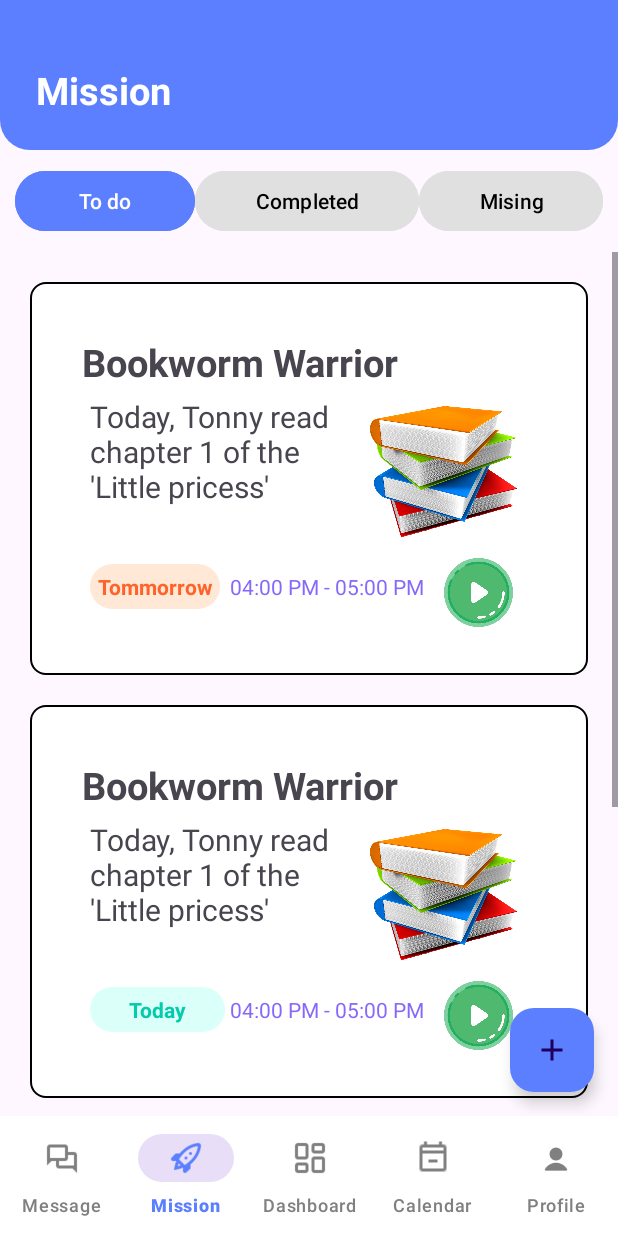
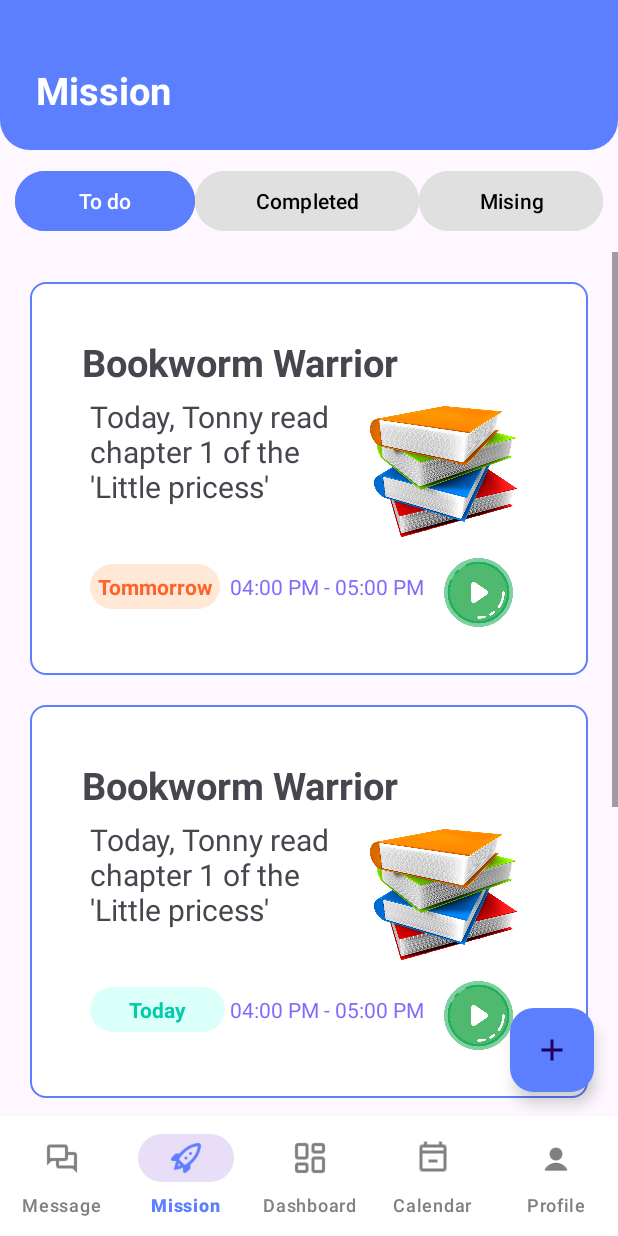
Before and after one commit to 22520187/SE215-SuperFamilyApp, an Android app: the screen it shows after launch (MainActivity), item 2 of the bottom bar chosen, on a phone screen of 412 x 824 dp. Run offline under Robolectric (Android 15) with nearby library versions, the phone set to English and light mode, and no system bars.

Commit message:
edit stroke for bg mission item

```diff
--- a/app/src/main/res/drawable/bg_mission_item.xml
+++ b/app/src/main/res/drawable/bg_mission_item.xml
@@ -1,6 +1,6 @@
 <?xml version="1.0" encoding="utf-8"?>
 <shape xmlns:android="http://schemas.android.com/apk/res/android">
     <corners android:radius="10dp"/>
-    <stroke android:width="1dp"/>
+    <stroke android:width="1dp" android:color="#5B7FFE"/>
     <solid android:color="@color/white"/>
 </shape>
```
